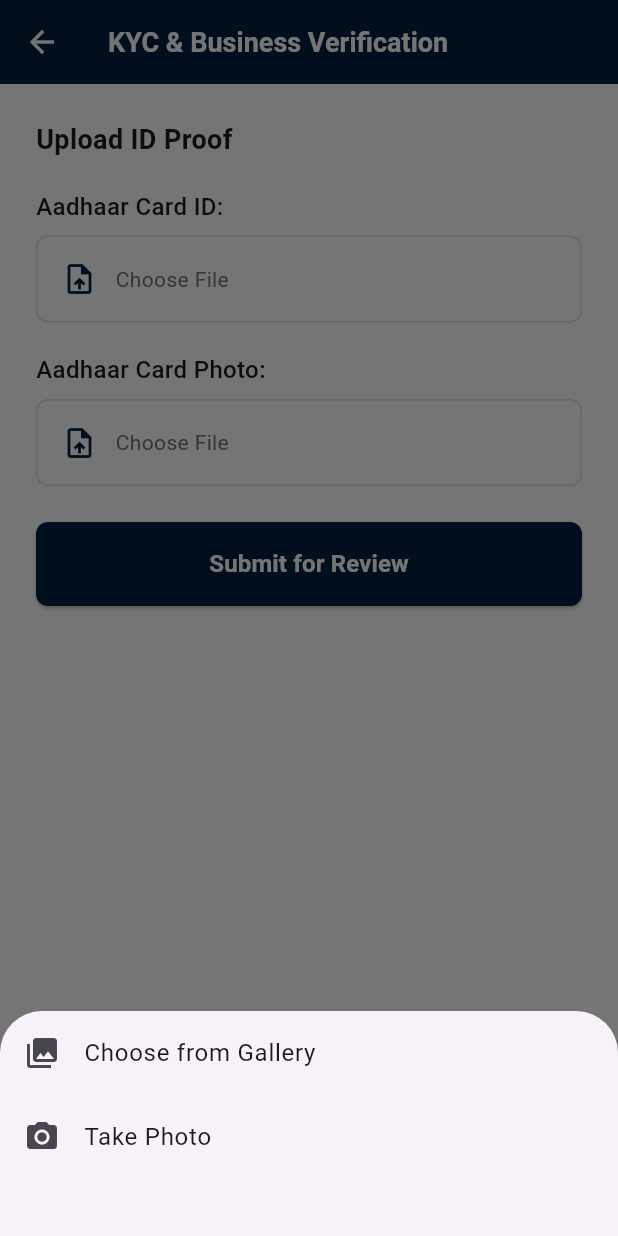
After one commit to TechnovaTech/organizer-app, a Flutter app: the KYCVerificationScreen screen opened directly, after a tap on "Choose File", on a phone screen of 412 x 824 dp. The commit adds this screen. Run offline on Flutter 3.47's test engine with Material 3 defaults, Android fonts, the phone set to English and light mode, and no system bars.

Commit message:
kyc-verification

```diff
--- a/lib/main.dart
+++ b/lib/main.dart
@@ -1,8 +1,5 @@
 import 'package:flutter/material.dart';
 import 'screens/splash_screen.dart';
-import 'screens/phone_login_screen.dart';
-import 'screens/otp_verification_screen.dart';
-import 'screens/profile_screen.dart';
 
 void main() {
   runApp(const MyApp());
@@ -14,28 +11,13 @@ class MyApp extends StatelessWidget {
   @override
   Widget build(BuildContext context) {
     return MaterialApp(
-      title: 'Organizer App',
+      title: 'Mookaala organizer-app',
+      debugShowCheckedModeBanner: false,
       theme: ThemeData(
-        colorScheme: ColorScheme.fromSeed(seedColor: const Color(0xFF001F3F)),
+        primarySwatch: Colors.blue,
         useMaterial3: true,
       ),
       home: const SplashScreen(),
-      routes: {
-        '/splash': (context) => const SplashScreen(),
-        '/phone-login': (context) => const PhoneLoginScreen(),
-        '/profile': (context) => const ProfileScreen(),
-      },
-      onGenerateRoute: (settings) {
-        if (settings.name == '/otp-verification') {
-          final args = settings.arguments as Map<String, dynamic>;
-          return MaterialPageRoute(
-            builder: (context) => OTPVerificationScreen(
-              phoneNumber: args['phoneNumber'],
-            ),
-          );
-        }
-        return null;
-      },
     );
   }
 }
--- /dev/null
+++ b/lib/screens/kyc_verification_screen.dart
@@ -0,0 +1,274 @@
+import 'package:flutter/material.dart';
+
+class KYCVerificationScreen extends StatefulWidget {
+  const KYCVerificationScreen({super.key});
+
+  @override
+  State<KYCVerificationScreen> createState() => _KYCVerificationScreenState();
+}
+
+class _KYCVerificationScreenState extends State<KYCVerificationScreen> {
+  String _status = 'PENDING';
+  String? _aadhaarIdFile;
+  String? _aadhaarPhotoFile;
+  String _rejectionNotes = '';
+  bool _isLoading = false;
+
+  void _selectFile(String fileType) {
+    showModalBottomSheet(
+      context: context,
+      builder: (context) => Container(
+        height: 150,
+        child: Column(
+          children: [
+            ListTile(
+              leading: const Icon(Icons.photo_library),
+              title: const Text('Choose from Gallery'),
+              onTap: () {
+                Navigator.pop(context);
+                setState(() {
+                  if (fileType == 'aadhaar_id') {
+                    _aadhaarIdFile = 'aadhaar_id_document.jpg';
+                  } else if (fileType == 'aadhaar_photo') {
+                    _aadhaarPhotoFile = 'aadhaar_photo_document.jpg';
+                  }
+                });
+              },
+            ),
+            ListTile(
+              leading: const Icon(Icons.camera_alt),
+              title: const Text('Take Photo'),
+              onTap: () {
+                Navigator.pop(context);
+                setState(() {
+                  if (fileType == 'aadhaar_id') {
+                    _aadhaarIdFile = 'aadhaar_id_camera.jpg';
+                  } else if (fileType == 'aadhaar_photo') {
+                    _aadhaarPhotoFile = 'aadhaar_photo_camera.jpg';
+                  }
+                });
+              },
+            ),
+          ],
+        ),
+      ),
+    );
+  }
+
+  void _submitForReview() async {
+    if (_aadhaarIdFile == null || _aadhaarPhotoFile == null) {
+      ScaffoldMessenger.of(context).showSnackBar(
+        const SnackBar(content: Text('Please upload both Aadhaar documents')),
+      );
+      return;
+    }
+
+    setState(() {
+      _isLoading = true;
+    });
+
+    await Future.delayed(const Duration(seconds: 2));
+
+    setState(() {
+      _isLoading = false;
+      _status = 'PENDING';
+    });
+
+    ScaffoldMessenger.of(context).showSnackBar(
+      const SnackBar(content: Text('Documents submitted for review')),
+    );
+  }
+
+  Color _getStatusColor() {
+    switch (_status) {
+      case 'APPROVED':
+        return Colors.green;
+      case 'REJECTED':
+        return Colors.red;
+      default:
+        return Colors.orange;
+    }
+  }
+
+  @override
+  Widget build(BuildContext context) {
+    return Scaffold(
+      backgroundColor: Colors.white,
+      appBar: AppBar(
+        backgroundColor: const Color(0xFF001F3F),
+        elevation: 0,
+        leading: IconButton(
+          icon: const Icon(Icons.arrow_back, color: Colors.white),
+          onPressed: () => Navigator.pop(context),
+        ),
+        title: const Text(
+          'KYC & Business Verification',
+          style: TextStyle(
+            color: Colors.white,
+            fontSize: 18,
+            fontWeight: FontWeight.w600,
+          ),
+        ),
+      ),
+      body: SingleChildScrollView(
+        child: Padding(
+          padding: const EdgeInsets.all(24.0),
+          child: Column(
+            crossAxisAlignment: CrossAxisAlignment.start,
+            children: [
+
+
+              // Upload ID Proof Section
+              const Text(
+                'Upload ID Proof',
+                style: TextStyle(
+                  fontSize: 18,
+                  fontWeight: FontWeight.bold,
+                ),
+              ),
+              const SizedBox(height: 20),
+
+              // Aadhaar Card ID Upload
+              const Text(
+                'Aadhaar Card ID:',
+                style: TextStyle(
+                  fontSize: 16,
+                  fontWeight: FontWeight.w500,
+                ),
+              ),
+              const SizedBox(height: 8),
+              GestureDetector(
+                onTap: () => _selectFile('aadhaar_id'),
+                child: Container(
+                  width: double.infinity,
+                  padding: const EdgeInsets.all(16),
+                  decoration: BoxDecoration(
+                    border: Border.all(color: Colors.grey.shade300),
+                    borderRadius: BorderRadius.circular(8),
+                  ),
+                  child: Row(
+                    children: [
+                      const Icon(Icons.upload_file, color: Color(0xFF001F3F)),
+                      const SizedBox(width: 12),
+                      Expanded(
+                        child: Text(
+                          _aadhaarIdFile ?? 'Choose File',
+                          style: TextStyle(
+                            color: _aadhaarIdFile != null ? Colors.black : Colors.grey.shade600,
+                          ),
+                        ),
+                      ),
+                      if (_aadhaarIdFile != null)
+                        const Icon(Icons.visibility, color: Color(0xFF001F3F)),
+                    ],
+                  ),
+                ),
+              ),
+              const SizedBox(height: 20),
+
+              // Aadhaar Card Photo Upload
+              const Text(
+                'Aadhaar Card Photo:',
+                style: TextStyle(
+                  fontSize: 16,
+                  fontWeight: FontWeight.w500,
+                ),
+              ),
+              const SizedBox(height: 8),
+              GestureDetector(
+                onTap: () => _selectFile('aadhaar_photo'),
+                child: Container(
+                  width: double.infinity,
+                  padding: const EdgeInsets.all(16),
+                  decoration: BoxDecoration(
+                    border: Border.all(color: Colors.grey.shade300),
+                    borderRadius: BorderRadius.circular(8),
+                  ),
+                  child: Row(
+                    children: [
+                      const Icon(Icons.upload_file, color: Color(0xFF001F3F)),
+                      const SizedBox(width: 12),
+                      Expanded(
+                        child: Text(
+                          _aadhaarPhotoFile ?? 'Choose File',
+                          style: TextStyle(
+                            color: _aadhaarPhotoFile != null ? Colors.black : Colors.grey.shade600,
+                          ),
+                        ),
+                      ),
+                      if (_aadhaarPhotoFile != null)
+                        const Icon(Icons.visibility, color: Color(0xFF001F3F)),
+                    ],
+                  ),
+                ),
+              ),
+
+              const SizedBox(height: 24),
+
+              // Rejection Notes (if rejected)
+              if (_status == 'REJECTED') ...[
+                const Text(
+                  'Notes (if rejected):',
+                  style: TextStyle(
+                    fontSize: 16,
+                    fontWeight: FontWeight.w500,
+                  ),
+                ),
+                const SizedBox(height: 8),
+                Container(
+                  width: double.infinity,
+                  padding: const EdgeInsets.all(16),
+                  decoration: BoxDecoration(
+                    color: Colors.red.shade50,
+                    border: Border.all(color: Colors.red.shade200),
+                    borderRadius: BorderRadius.circular(8),
+                  ),
+                  child: const Text(
+                    'Your document was unclear. Please resubmit.',
+                    style: TextStyle(
+                      color: Colors.red,
+                      fontSize: 14,
+                    ),
+                  ),
+                ),
+                const SizedBox(height: 24),
+              ],
+
+              // Submit Button
+              SizedBox(
+                width: double.infinity,
+                height: 56,
+                child: ElevatedButton(
+                  onPressed: _isLoading ? null : _submitForReview,
+                  style: ElevatedButton.styleFrom(
+                    backgroundColor: const Color(0xFF001F3F),
+                    foregroundColor: Colors.white,
+                    shape: RoundedRectangleBorder(
+                      borderRadius: BorderRadius.circular(8),
+                    ),
+                  ),
+                  child: _isLoading
+                      ? const SizedBox(
+                          width: 24,
+                          height: 24,
+                          child: CircularProgressIndicator(
+                            strokeWidth: 2,
+                            valueColor: AlwaysStoppedAnimation<Color>(Colors.white),
+                          ),
+                        )
+                      : const Text(
+                          'Submit for Review',
+                          style: TextStyle(
+                            fontSize: 16,
+                            fontWeight: FontWeight.w600,
+                          ),
+                        ),
+                ),
+              ),
+            ],
+          ),
+        ),
+      ),
+    );
+  }
+}
--- a/lib/screens/profile_screen.dart
+++ b/lib/screens/profile_screen.dart
@@ -1,4 +1,5 @@
 import 'package:flutter/material.dart';
+import 'kyc_verification_screen.dart';
 
 class ProfileScreen extends StatefulWidget {
   const ProfileScreen({super.key});
@@ -44,8 +45,11 @@ class _ProfileScreenState extends State<ProfileScreen> {
       _isLoading = false;
     });
 
-    ScaffoldMessenger.of(context).showSnackBar(
-      const SnackBar(content: Text('Profile saved successfully!')),
+    Navigator.push(
+      context,
+      MaterialPageRoute(
+        builder: (context) => const KYCVerificationScreen(),
+      ),
     );
   }
 
```
Also changed, not shown: pubspec.yaml (+7 -1 lines).
